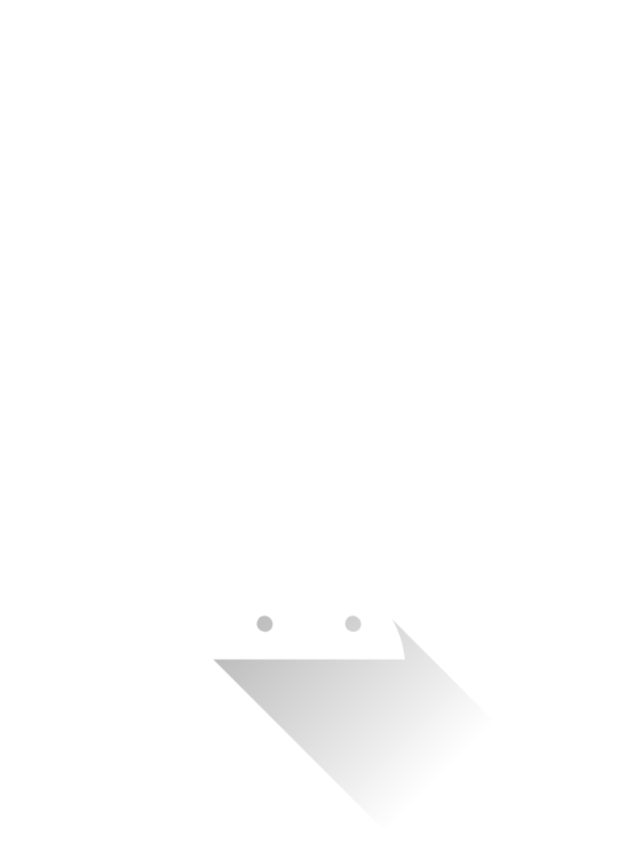
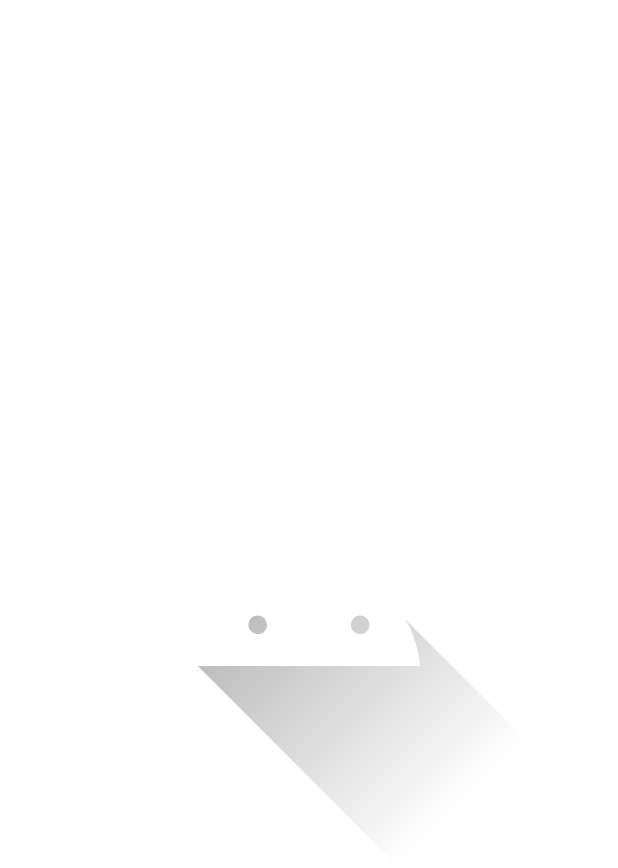
Before and after one commit to TacticalCoders/Android, an Android app: the layout activity_main.xml on its own in the app's theme, with its tools: preview values and no code run, on a phone screen of 412 x 824 dp. Shown: the top 868 px of the screen. Run offline under Robolectric (Android 15) with nearby library versions, the phone set to English and light mode, and no system bars.

Commit message:
ImagePicker modified

```diff
--- a/Study(Kotlin)/ImagePicker/app/build.gradle
+++ b/Study(Kotlin)/ImagePicker/app/build.gradle
@@ -39,6 +39,9 @@ dependencies {
     implementation 'androidx.appcompat:appcompat:1.4.1'
     implementation 'com.google.android.material:material:1.5.0'
     implementation 'androidx.constraintlayout:constraintlayout:2.1.3'
+    implementation 'com.github.dhaval2404:imagepicker:2.1'
+    implementation "androidx.activity:activity-ktx:1.2.3"
+    implementation "androidx.fragment:fragment-ktx:1.3.3"
     testImplementation 'junit:junit:4.+'
     androidTestImplementation 'androidx.test.ext:junit:1.1.3'
     androidTestImplementation 'androidx.test.espresso:espresso-core:3.4.0'
--- a/Study(Kotlin)/ImagePicker/app/src/main/res/layout/activity_main.xml
+++ b/Study(Kotlin)/ImagePicker/app/src/main/res/layout/activity_main.xml
@@ -8,8 +8,12 @@
 
     <ImageView
         android:id="@+id/imageView"
-        android:layout_width="300dp"
-        android:layout_height="500dp"
+        android:layout_width="0dp"
+        android:layout_height="0dp"
+        android:layout_marginStart="32dp"
+        android:layout_marginTop="32dp"
+        android:layout_marginEnd="32dp"
+        android:layout_marginBottom="32dp"
         app:layout_constraintBottom_toBottomOf="parent"
         app:layout_constraintEnd_toEndOf="parent"
         app:layout_constraintStart_toStartOf="parent"
--- a/Study(Kotlin)/ImagePicker/build.gradle
+++ b/Study(Kotlin)/ImagePicker/build.gradle
@@ -19,6 +19,7 @@ allprojects {
         google()
         mavenCentral()
         jcenter() // Warning: this repository is going to shut down soon
+        maven { url "https://jitpack.io" }
     }
 }
 
```
Also changed, not shown: Study(Kotlin)/ImagePicker/app/src/main/java/com/inu/appcenter/imagepicker/MainActivity.kt (+35 -15 lines).
